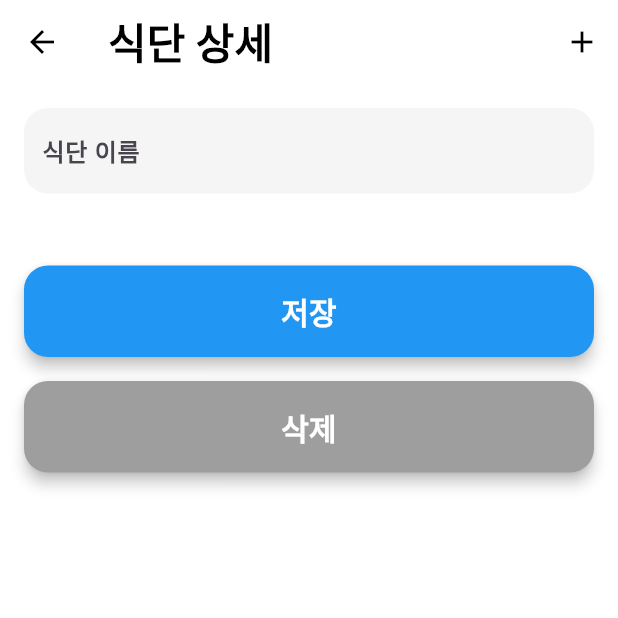
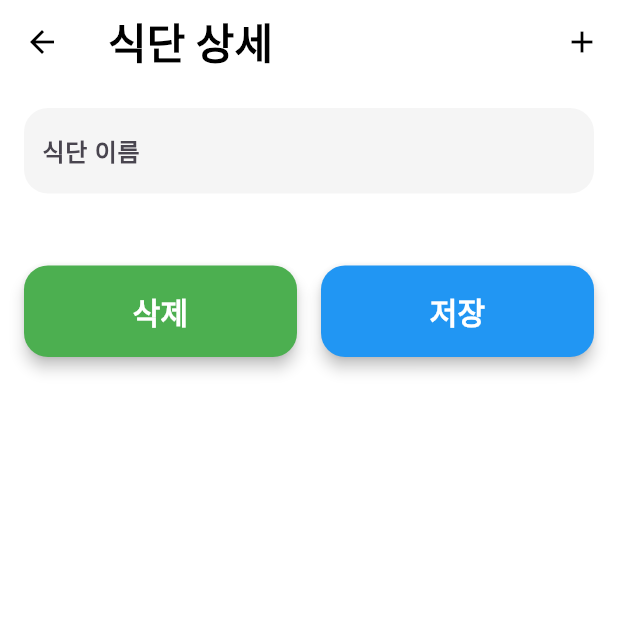
Before and after one commit to CBNU-younghun/OSS-TeamProject-app, a Flutter app: the DietDetailPage screen opened directly with empty values, on a phone screen of 412 x 824 dp, the top half of it. Run offline on Flutter 3.47's test engine with Material 3 defaults, Android fonts, the phone set to English and light mode, and no system bars; our stand-ins replace fl_chart, flutter_neumorphic_plus, font_awesome_flutter, shared_preferences, video_player; accounts and stored records are empty; Roboto replaces fonts that are missing (Bebas Neue).

Commit message:
버튼 위치 및 색상 변경.

```diff
--- a/lib/diet/diet_detail_page.dart
+++ b/lib/diet/diet_detail_page.dart
@@ -607,47 +607,60 @@ class _DietDetailPageState extends State<DietDetailPage> {
               }).toList(),
             ],
             SizedBox(height: 32.0), // 간격 추가
-            ElevatedButton(
-              onPressed: _saveDiet, // 저장 버튼 클릭 시 식단 저장 함수 호출
+            // 삭제 및 저장 버튼을 같은 줄에 배치 (왼쪽 음식 추가, 오른쪽 저장)
+            Row(
+              mainAxisAlignment: MainAxisAlignment.spaceBetween, // 버튼 간격 설정
+              children: [
+                // 삭제 버튼 (왼쪽)
+                Expanded(
+                  child: ElevatedButton(
+                    onPressed: _deleteDiet, // 식단 삭제 함수 호출
                     style: ElevatedButton.styleFrom(
-                backgroundColor: Colors.blue, // 버튼 배경색 설정
-                elevation: 4.0, // 버튼 그림자 설정
+                      backgroundColor: Colors.green, // 버튼 배경색
+                      elevation: 4.0, // 버튼 그림자 깊이
                       shape: RoundedRectangleBorder(
                         borderRadius: BorderRadius.circular(16.0), // 버튼 모서리 둥글게 설정
                       ),
-                padding: EdgeInsets.symmetric(vertical: 16.0), // 버튼 패딩 설정
+                      padding: EdgeInsets.symmetric(vertical: 16.0), // 버튼의 수직 패딩 설정
                     ),
                     child: Text(
-                '저장', // 버튼 텍스트
+                      '삭제',
                       style: TextStyle(
-                  fontFamily: 'Bebas Neue', // 폰트 설정
-                  fontSize: 20.0, // 폰트 크기 설정
-                  fontWeight: FontWeight.bold, // 폰트 두께 설정
-                  color: Colors.white, // 텍스트 색상 설정
+                        fontFamily: 'Bebas Neue',
+                        fontSize: 20.0,
+                        fontWeight: FontWeight.bold,
+                        color: Colors.white, // 텍스트 색상
                       ),
                     ),
                   ),
-            SizedBox(height: 16.0), // 간격 추가
-            ElevatedButton(
-              onPressed: _deleteDiet, // 삭제 버튼 클릭 시 식단 삭제 함수 호출
+                ),
+                SizedBox(width: 16.0), // 삭제와 저장 버튼 간의 간격
+                // 저장 버튼 (오른쪽)
+                Expanded(
+                  child: ElevatedButton(
+                    onPressed: _saveDiet, // 식단 저장 함수 호출
                     style: ElevatedButton.styleFrom(
-                backgroundColor: Colors.grey, // 버튼 배경색 설정
-                elevation: 4.0, // 버튼 그림자 설정
+                      backgroundColor: Colors.blue, // 버튼 배경색
+                      elevation: 4.0, // 버튼 그림자 깊이
                       shape: RoundedRectangleBorder(
                         borderRadius: BorderRadius.circular(16.0), // 버튼 모서리 둥글게 설정
                       ),
-                padding: EdgeInsets.symmetric(vertical: 16.0), // 버튼 패딩 설정
+                      padding: EdgeInsets.symmetric(vertical: 16.0), // 버튼의 수직 패딩 설정
                     ),
                     child: Text(
-                '삭제', // 버튼 텍스트
+                      '저장',
                       style: TextStyle(
-                  fontFamily: 'Bebas Neue', // 폰트 설정
-                  fontSize: 20.0, // 폰트 크기 설정
-                  fontWeight: FontWeight.bold, // 폰트 두께 설정
-                  color: Colors.white, // 텍스트 색상 설정
+                        fontFamily: 'Bebas Neue',
+                        fontSize: 20.0,
+                        fontWeight: FontWeight.bold,
+                        color: Colors.white, // 텍스트 색상
                       ),
                     ),
                   ),
+                ),
+              ],
+            ),
+            SizedBox(height: 32.0), // 버튼 아래에 추가적인 간격
           ],
         ),
       ),
```
Lines whose indentation alone changed are shown as unchanged.
